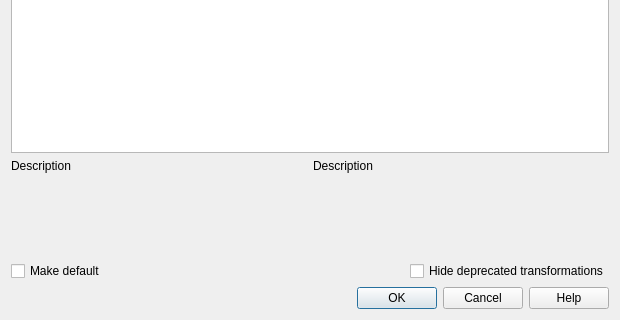
The window that src/ui/qgsdatumtransformdialogbase.ui (carsmie/QGIS) describes before a commit, drawn with Qt 5; both pictures show x 0 to 620 and y 188 to 508 of the 620 by 508 pixel window.
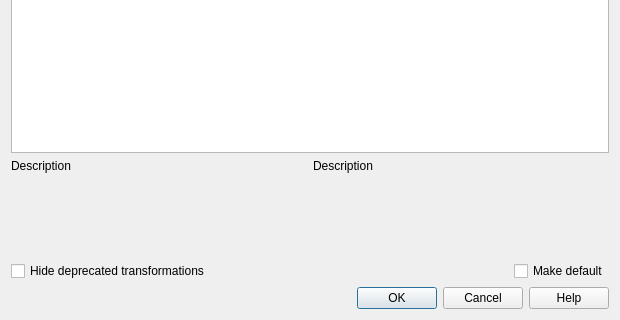
The same window after the commit. Custom widgets are drawn as their Qt base class.

Commit message: Move 'make default' option over OK in transform dialog

```diff
--- a/src/ui/qgsdatumtransformdialogbase.ui
+++ b/src/ui/qgsdatumtransformdialogbase.ui
@@ -112,12 +112,9 @@
    <item row="4" column="0" colspan="2">
     <layout class="QHBoxLayout" name="horizontalLayout">
      <item>
-      <widget class="QCheckBox" name="mMakeDefaultCheckBox">
-       <property name="toolTip">
-        <string>If checked, the selected transformation will become the default choice in all new projects</string>
-       </property>
+      <widget class="QCheckBox" name="mHideDeprecatedCheckBox">
        <property name="text">
-        <string>Make default</string>
+        <string>Hide deprecated transformations</string>
        </property>
       </widget>
      </item>
@@ -135,9 +132,12 @@
       </spacer>
      </item>
      <item>
-      <widget class="QCheckBox" name="mHideDeprecatedCheckBox">
+      <widget class="QCheckBox" name="mMakeDefaultCheckBox">
+       <property name="toolTip">
+        <string>If checked, the selected transformation will become the default choice in all new projects</string>
+       </property>
        <property name="text">
-        <string>Hide deprecated transformations</string>
+        <string>Make default</string>
        </property>
       </widget>
      </item>
```
Left out of the diff: 2 changed lines with no effect on the pictures.
